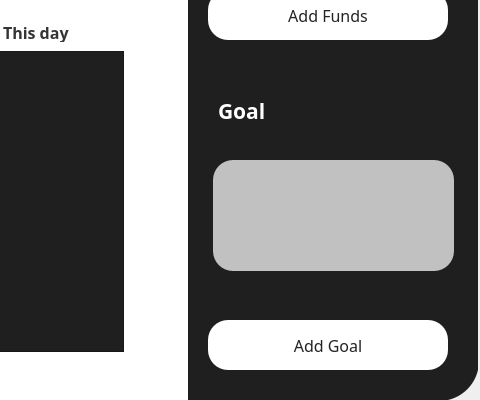
Before: the Qt Designer form mainwindow.ui in 262094/Financify, drawn with Qt 5; both pictures show x 420 to 900 and y 200 to 600 of the 900 by 600 pixel window.
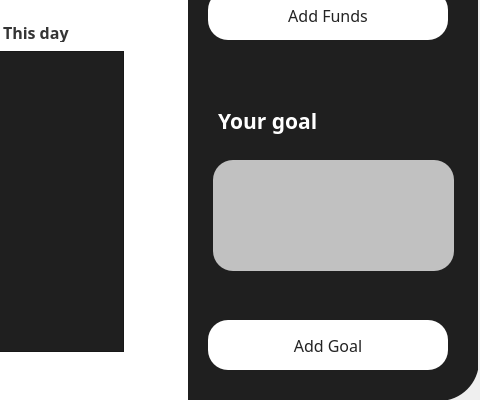
After: the same form once the commit is applied. The open tabs and pages were chosen to show the change. Icons and pictures are not drawn.

Patch:
```diff
--- a/mainwindow.ui
+++ b/mainwindow.ui
@@ -1658,8 +1658,8 @@
         <property name="geometry">
          <rect>
           <x>30</x>
-          <y>290</y>
-          <width>91</width>
+          <y>300</y>
+          <width>101</width>
           <height>41</height>
          </rect>
         </property>
@@ -1676,7 +1676,7 @@
          <string notr="true">color: #fff;</string>
         </property>
         <property name="text">
-         <string>Goal</string>
+         <string>Your goal</string>
         </property>
        </widget>
        <widget class="QPushButton" name="addFundsButton">
@@ -1851,7 +1851,7 @@
         <property name="geometry">
          <rect>
           <x>80</x>
-          <y>390</y>
+          <y>410</y>
           <width>131</width>
           <height>21</height>
          </rect>
```
